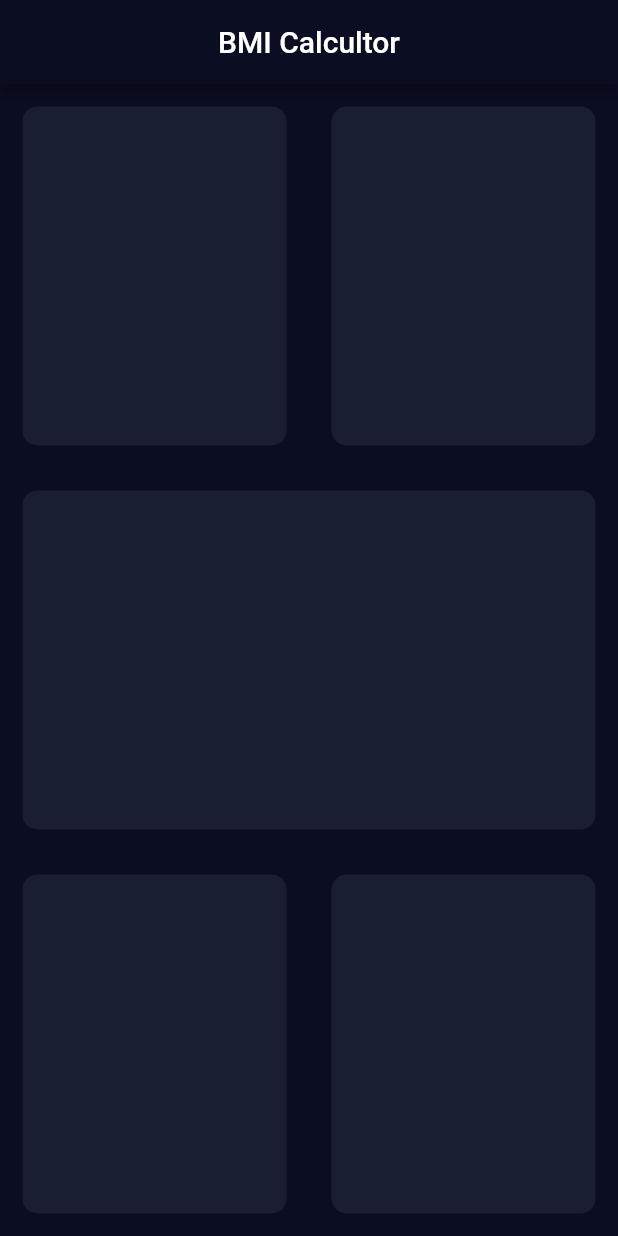
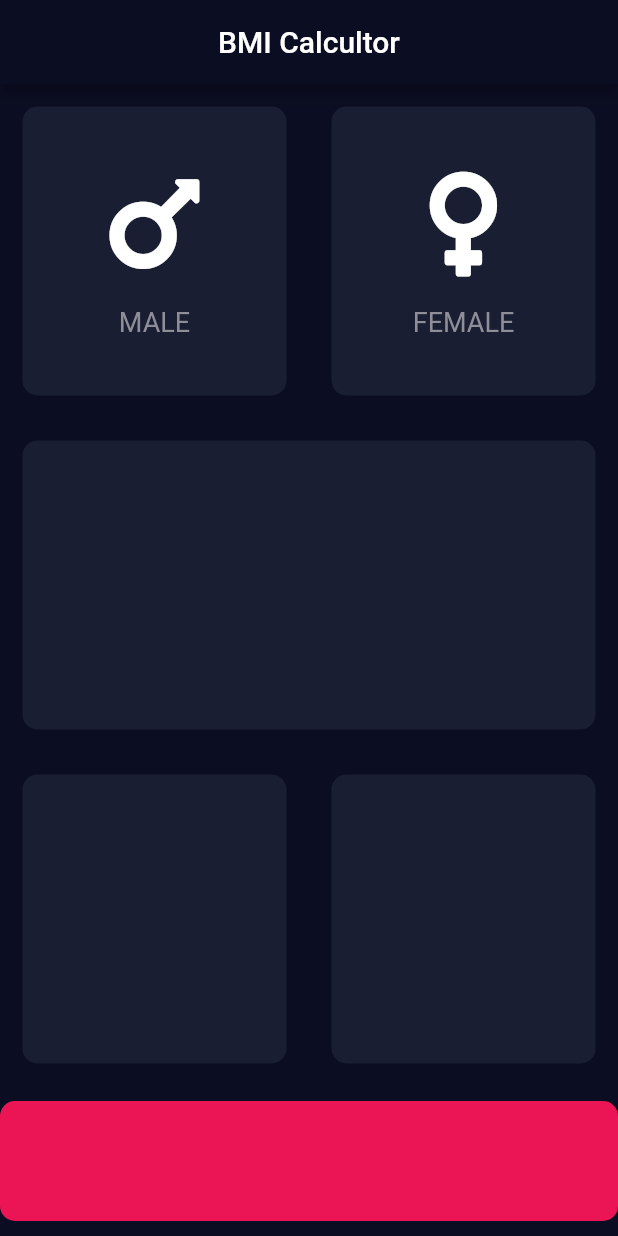
Before and after one commit to Baeyung/bmi_calculator, a Flutter app: the screen it shows after launch, on a phone screen of 412 x 824 dp. Run offline on Flutter 3.47's test engine with Material 2 defaults, Android fonts, the phone set to English and light mode, and no system bars; our stand-ins replace font_awesome_flutter.

Commit message:
--improvemnts and added functionality

```diff
--- /dev/null
+++ b/lib/customWidgets/IconContent.dart
@@ -0,0 +1,26 @@
+import 'package:flutter/material.dart';
+
+class TopWidgets extends StatelessWidget {
+  final IconData widgetIcons;
+  final String str;
+  const TopWidgets({Key? key, required this.widgetIcons, required this.str})
+      : super(key: key);
+
+  @override
+  Widget build(BuildContext context) {
+    return Column(
+      mainAxisAlignment: MainAxisAlignment.center,
+      children: [
+        Icon(
+          widgetIcons,
+          size: 80,
+        ),
+        const SizedBox(
+          height: 15,
+        ),
+        Text(str,
+            style: const TextStyle(color: Color(0xff8d8e98), fontSize: 18))
+      ],
+    );
+  }
+}
--- /dev/null
+++ b/lib/customWidgets/ReusableCard.dart
@@ -0,0 +1,18 @@
+import 'package:flutter/material.dart';
+
+class ReusableCard extends StatelessWidget {
+  final Color colour;
+  final Widget? cardChild;
+  const ReusableCard({Key? key, required this.colour, this.cardChild})
+      : super(key: key);
+
+  @override
+  Widget build(BuildContext context) {
+    return Container(
+      child: cardChild,
+      margin: const EdgeInsets.all(15),
+      decoration:
+          BoxDecoration(color: colour, borderRadius: BorderRadius.circular(10)),
+    );
+  }
+}
--- a/lib/input_page.dart
+++ b/lib/input_page.dart
@@ -1,4 +1,10 @@
 import 'package:flutter/material.dart';
+import 'package:font_awesome_flutter/font_awesome_flutter.dart';
+import 'customWidgets/IconContent.dart';
+import 'customWidgets/ReusableCard.dart';
+
+const double calculateButtonHeight = 80;
+const Color bgcWidget = Color(0xff1a1e33);
 
 class InputPage extends StatefulWidget {
   const InputPage({Key? key}) : super(key: key);
@@ -22,37 +28,55 @@ class _InputPageState extends State<InputPage> {
             child: Row(
               children: const [
                 Expanded(
-                  child: ReusableCard(colour: Color(0xff1a1e33)),
+                  child: ReusableCard(
+                    colour: bgcWidget,
+                    cardChild: TopWidgets(
+                      widgetIcons: FontAwesomeIcons.mars,
+                      str: 'MALE',
+                    ),
+                  ),
                 ),
-                Expanded(child: ReusableCard(colour: Color(0xff1a1e33))),
+                Expanded(
+                  child: ReusableCard(
+                    colour: bgcWidget,
+                    cardChild: TopWidgets(
+                      widgetIcons: FontAwesomeIcons.venus,
+                      str: 'FEMALE',
+                    ),
+                  ),
+                ),
               ],
             ),
           ),
-          const Expanded(child: ReusableCard(colour: Color(0xff1a1e33))),
+          const Expanded(
+            child: ReusableCard(colour: bgcWidget),
+          ),
           Expanded(
             child: Row(
               children: const [
-                Expanded(child: ReusableCard(colour: Color(0xff1a1e33))),
-                Expanded(child: ReusableCard(colour: Color(0xff1a1e33))),
+                Expanded(
+                  child: ReusableCard(colour: bgcWidget),
+                ),
+                Expanded(
+                  child: ReusableCard(colour: bgcWidget),
+                ),
               ],
             ),
           ),
+          Container(
+            width: double.infinity,
+            height: calculateButtonHeight,
+            margin: const EdgeInsets.only(
+              top: 10,
+              bottom: 10,
+            ),
+            decoration: BoxDecoration(
+              color: const Color(0xffeb1555),
+              borderRadius: BorderRadius.circular(10),
+            ),
+          )
         ],
       ),
     );
   }
 }
-
-class ReusableCard extends StatelessWidget {
-  final Color colour;
-  const ReusableCard({Key? key, required this.colour}) : super(key: key);
-
-  @override
-  Widget build(BuildContext context) {
-    return Container(
-      margin: const EdgeInsets.all(15),
-      decoration:
-          BoxDecoration(color: colour, borderRadius: BorderRadius.circular(10)),
-    );
-  }
-}
--- a/pubspec.yaml
+++ b/pubspec.yaml
@@ -34,6 +34,7 @@ dependencies:
   # The following adds the Cupertino Icons font to your application.
   # Use with the CupertinoIcons class for iOS style icons.
   cupertino_icons: ^1.0.2
+  font_awesome_flutter: ^9.2.0
 
 dev_dependencies:
   flutter_test:
```
Also changed, not shown: pubspec.lock.
